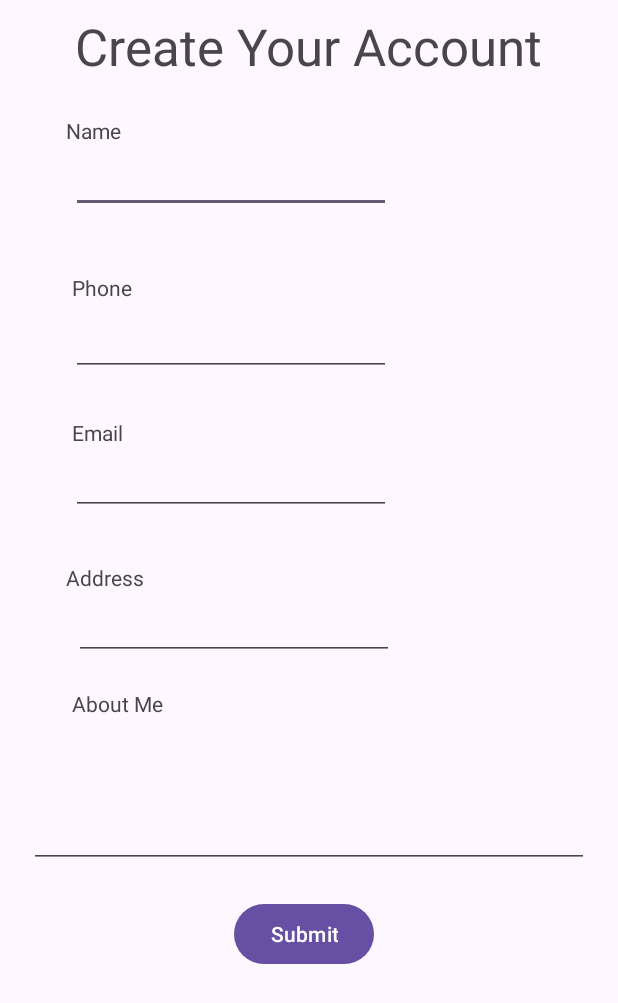
After one commit to AndrewPyscher/Job-App-Android, an Android app: the EnterUserInfo screen opened directly, with no data from a screen before it, on a phone screen of 412 x 824 dp. The commit adds this screen. Shown: the top 1003 px of the screen. Run offline under Robolectric (Android 15) with nearby library versions, the phone set to English and light mode, and no system bars; our stand-ins replace Volley; network calls fail.

Commit message:
Random stuff

```diff
--- /dev/null
+++ b/app/src/main/java/com/example/project2/EnterUserInfo.java
@@ -0,0 +1,72 @@
+package com.example.project2;
+
+import androidx.appcompat.app.AppCompatActivity;
+
+import android.content.Intent;
+import android.content.SharedPreferences;
+import android.os.Bundle;
+import android.util.Log;
+import android.view.View;
+import android.widget.Button;
+import android.widget.EditText;
+import android.widget.TextView;
+
+public class EnterUserInfo extends AppCompatActivity {
+
+    EditText txtNameNew, txtPhoneNew, txtEmailNew, txtAboutMe,txtAddressNew;
+    Button btnSubmitNew;
+    SharedPreferences sp;
+    TextView lblnewError;
+
+    @Override
+    protected void onCreate(Bundle savedInstanceState) {
+        super.onCreate(savedInstanceState);
+        setContentView(R.layout.activity_enter_user_info);
+        txtNameNew = findViewById(R.id.txtNameNew);
+        txtPhoneNew = findViewById(R.id.txtPhoneNew);
+        txtEmailNew = findViewById(R.id.txtEmailNew);
+        txtAboutMe = findViewById(R.id.txtAboutMe);
+        btnSubmitNew = findViewById(R.id.btnSubmitNew);
+        txtAddressNew = findViewById(R.id.txtAddressNew);
+        sp = getSharedPreferences("user", MODE_PRIVATE);
+        lblnewError = findViewById(R.id.lblnewError);
+
+
+        UseServer server = new UseServer(this, sp.getString("session",""));
+
+
+
+        btnSubmitNew.setOnClickListener(e->{
+            if(txtNameNew.getText().toString().equals(""))
+            {
+                lblnewError.setVisibility(View.VISIBLE);
+                return;
+            }
+
+            if(txtEmailNew.getText().toString().equals("") && txtPhoneNew.getText().toString().equals(""))
+            {
+                lblnewError.setVisibility(View.VISIBLE);
+                return;
+            }
+            server.insertUserInfo(new HandleResponse() {
+                @Override
+                public void response(String response) {
+                    Log.d("test", "account created part 2: ");
+
+                }
+            },sp.getInt("id", -1),
+                    txtAddressNew.getText().toString(),
+                    txtAboutMe.getText().toString(),
+                    txtNameNew.getText().toString(),
+                    txtPhoneNew.getText().toString(),
+                    "",
+                    "",
+                    txtEmailNew.getText().toString()
+            );
+            Intent i = new Intent(this, MainActivity.class);
+            startActivity(i);
+        });
+
+
+    }
+}
--- /dev/null
+++ b/app/src/main/res/layout/activity_enter_user_info.xml
@@ -0,0 +1,149 @@
+<?xml version="1.0" encoding="utf-8"?>
+<androidx.constraintlayout.widget.ConstraintLayout xmlns:android="http://schemas.android.com/apk/res/android"
+    xmlns:app="http://schemas.android.com/apk/res-auto"
+    xmlns:tools="http://schemas.android.com/tools"
+    android:layout_width="match_parent"
+    android:layout_height="match_parent"
+    tools:context=".EnterUserInfo">
+
+    <TextView
+        android:id="@+id/tvTitle2"
+        android:layout_width="wrap_content"
+        android:layout_height="wrap_content"
+        android:layout_marginTop="8dp"
+        android:text="Create Your Account"
+        android:textSize="34sp"
+        app:layout_constraintEnd_toEndOf="parent"
+        app:layout_constraintHorizontal_bias="0.495"
+        app:layout_constraintStart_toStartOf="parent"
+        app:layout_constraintTop_toTopOf="parent" />
+
+    <Button
+        android:id="@+id/btnSubmitNew"
+        android:layout_width="wrap_content"
+        android:layout_height="wrap_content"
+        android:layout_marginTop="20dp"
+        android:text="Submit"
+        app:layout_constraintEnd_toEndOf="parent"
+        app:layout_constraintHorizontal_bias="0.49"
+        app:layout_constraintStart_toStartOf="parent"
+        app:layout_constraintTop_toBottomOf="@+id/txtAboutMe" />
+
+    <TextView
+        android:id="@+id/textView5"
+        android:layout_width="wrap_content"
+        android:layout_height="wrap_content"
+        android:layout_marginStart="44dp"
+        android:layout_marginTop="24dp"
+        android:text="Name"
+        app:layout_constraintStart_toStartOf="parent"
+        app:layout_constraintTop_toBottomOf="@+id/tvTitle2" />
+
+    <TextView
+        android:id="@+id/textView6"
+        android:layout_width="wrap_content"
+        android:layout_height="wrap_content"
+        android:layout_marginStart="48dp"
+        android:layout_marginTop="40dp"
+        android:text="Phone"
+        app:layout_constraintStart_toStartOf="parent"
+        app:layout_constraintTop_toBottomOf="@+id/txtNameNew" />
+
+    <TextView
+        android:id="@+id/aghhh"
+        android:layout_width="wrap_content"
+        android:layout_height="wrap_content"
+        android:layout_marginStart="48dp"
+        android:layout_marginTop="28dp"
+        android:text="Email"
+        app:layout_constraintStart_toStartOf="parent"
+        app:layout_constraintTop_toBottomOf="@+id/txtPhoneNew" />
+
+    <TextView
+        android:id="@+id/aghhh3"
+        android:layout_width="wrap_content"
+        android:layout_height="wrap_content"
+        android:layout_marginStart="44dp"
+        android:layout_marginTop="32dp"
+        android:text="Address"
+        app:layout_constraintStart_toStartOf="parent"
+        app:layout_constraintTop_toBottomOf="@+id/txtEmailNew" />
+
+    <TextView
+        android:id="@+id/aghhh2"
+        android:layout_width="wrap_content"
+        android:layout_height="wrap_content"
+        android:layout_marginStart="48dp"
+        android:layout_marginTop="19dp"
+        android:text="About Me"
+        app:layout_constraintStart_toStartOf="parent"
+        app:layout_constraintTop_toBottomOf="@+id/txtAddressNew" />
+
+    <TextView
+        android:id="@+id/lblnewError"
+        android:layout_width="wrap_content"
+        android:layout_height="wrap_content"
+        android:layout_marginTop="2dp"
+        android:text="Name along with email or phone is required"
+        android:visibility="invisible"
+        app:layout_constraintEnd_toEndOf="parent"
+        app:layout_constraintStart_toStartOf="parent"
+        app:layout_constraintTop_toBottomOf="@+id/txtAboutMe" />
+
+    <EditText
+        android:id="@+id/txtNameNew"
+        android:layout_width="wrap_content"
+        android:layout_height="wrap_content"
+        android:ems="10"
+        android:inputType="text"
+        app:layout_constraintEnd_toEndOf="parent"
+        app:layout_constraintHorizontal_bias="0.238"
+        app:layout_constraintStart_toStartOf="parent"
+        app:layout_constraintTop_toBottomOf="@+id/textView5" />
+
+    <EditText
+        android:id="@+id/txtPhoneNew"
+        android:layout_width="wrap_content"
+        android:layout_height="wrap_content"
+        android:layout_marginTop="4dp"
+        android:ems="10"
+        android:inputType="number"
+        app:layout_constraintEnd_toEndOf="parent"
+        app:layout_constraintHorizontal_bias="0.238"
+        app:layout_constraintStart_toStartOf="parent"
+        app:layout_constraintTop_toBottomOf="@+id/textView6" />
+
+    <EditText
+        android:id="@+id/txtEmailNew"
+        android:layout_width="wrap_content"
+        android:layout_height="wrap_content"
+        android:ems="10"
+        android:inputType="text"
+        app:layout_constraintEnd_toEndOf="parent"
+        app:layout_constraintHorizontal_bias="0.238"
+        app:layout_constraintStart_toStartOf="parent"
+        app:layout_constraintTop_toBottomOf="@+id/aghhh" />
+
+    <EditText
+        android:id="@+id/txtAddressNew"
+        android:layout_width="wrap_content"
+        android:layout_height="wrap_content"
+        android:ems="10"
+        android:inputType="text"
+        app:layout_constraintEnd_toEndOf="parent"
+        app:layout_constraintHorizontal_bias="0.248"
+        app:layout_constraintStart_toStartOf="parent"
+        app:layout_constraintTop_toBottomOf="@+id/aghhh3" />
+
+    <EditText
+        android:id="@+id/txtAboutMe"
+        android:layout_width="373dp"
+        android:layout_height="100dp"
+        android:ems="10"
+        android:gravity="start|top"
+        android:inputType="textMultiLine"
+        app:layout_constraintEnd_toEndOf="parent"
+        app:layout_constraintStart_toStartOf="parent"
+        app:layout_constraintTop_toBottomOf="@+id/aghhh2" />
+
+</androidx.constraintlayout.widget.ConstraintLayout>
```
Also changed, not shown: app/src/main/AndroidManifest.xml (+9 -5 lines), app/src/main/java/com/example/project2/ConvertAddressToLngLat.java (added, +33 -0 lines), app/src/main/java/com/example/project2/CreateAccount.java (+29 -14 lines), app/src/main/java/com/example/project2/EnterEmployerInfo.java (added, +42 -0 lines), app/src/main/java/com/example/project2/SignInPage.java (+35 -19 lines), app/src/main/java/com/example/project2/UseServer.java (+53 -2 lines), app/src/main/res/layout/activity_create_account.xml (+2 -26 lines), app/src/main/res/layout/activity_enter_employer_info.xml (added, +116 -0 lines).
